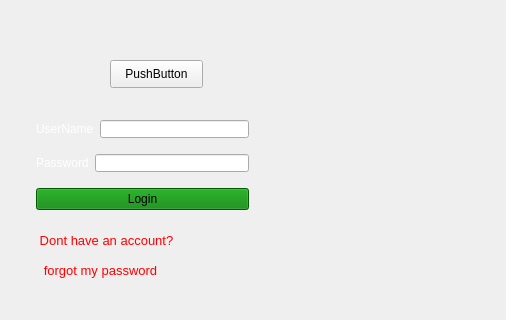
Old version of the form login.ui in the repository ErfanGerami/AP-Project; both pictures show x 0 to 506 and y 0 to 320 of the 800 by 600 pixel window.
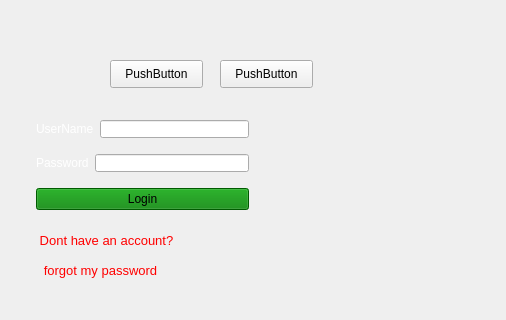
New version of the form. Icons and pictures are not drawn.

Commit message: completed socket (completed sending data packet objects), now should write reaction to data packet functions, changed data packet class as well.

What changed in the file:
```diff
--- a/login.ui
+++ b/login.ui
@@ -200,6 +200,19 @@
      <string>PushButton</string>
     </property>
    </widget>
+   <widget class="QPushButton" name="pushButton">
+    <property name="geometry">
+     <rect>
+      <x>220</x>
+      <y>60</y>
+      <width>93</width>
+      <height>28</height>
+     </rect>
+    </property>
+    <property name="text">
+     <string>PushButton</string>
+    </property>
+   </widget>
    <zorder>layoutWidget</zorder>
    <zorder>forgot</zorder>
    <zorder>start</zorder>
```
Left out of the diff: 1 changed line with no effect on the pictures. The commit also changes 12 other files.
